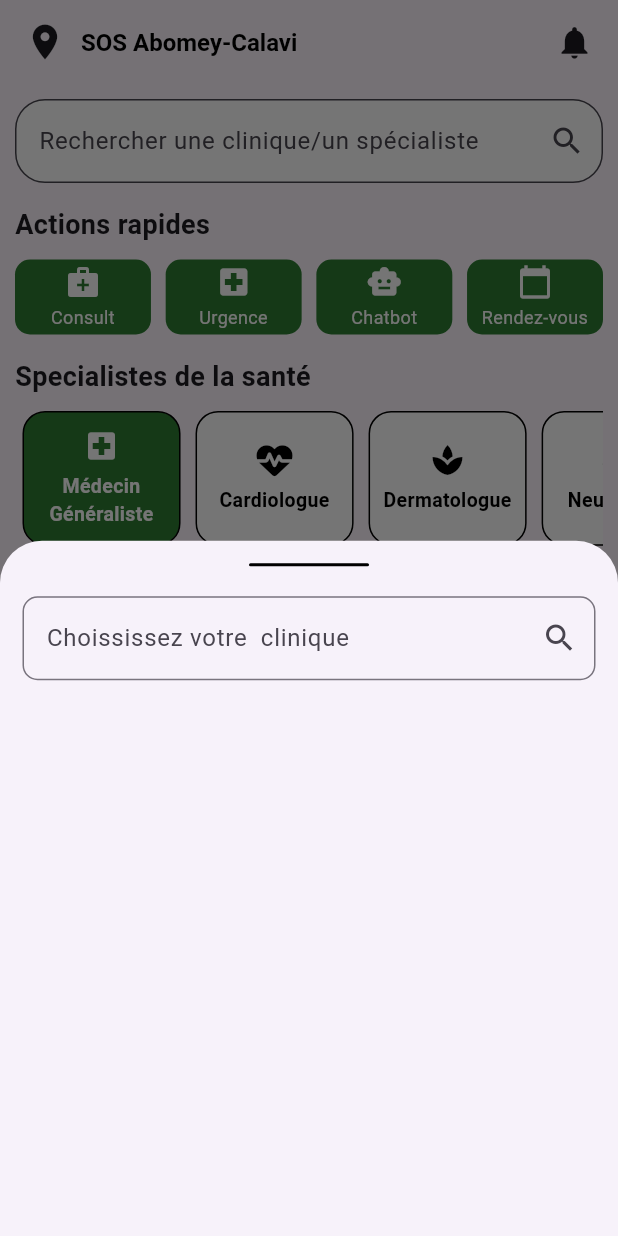
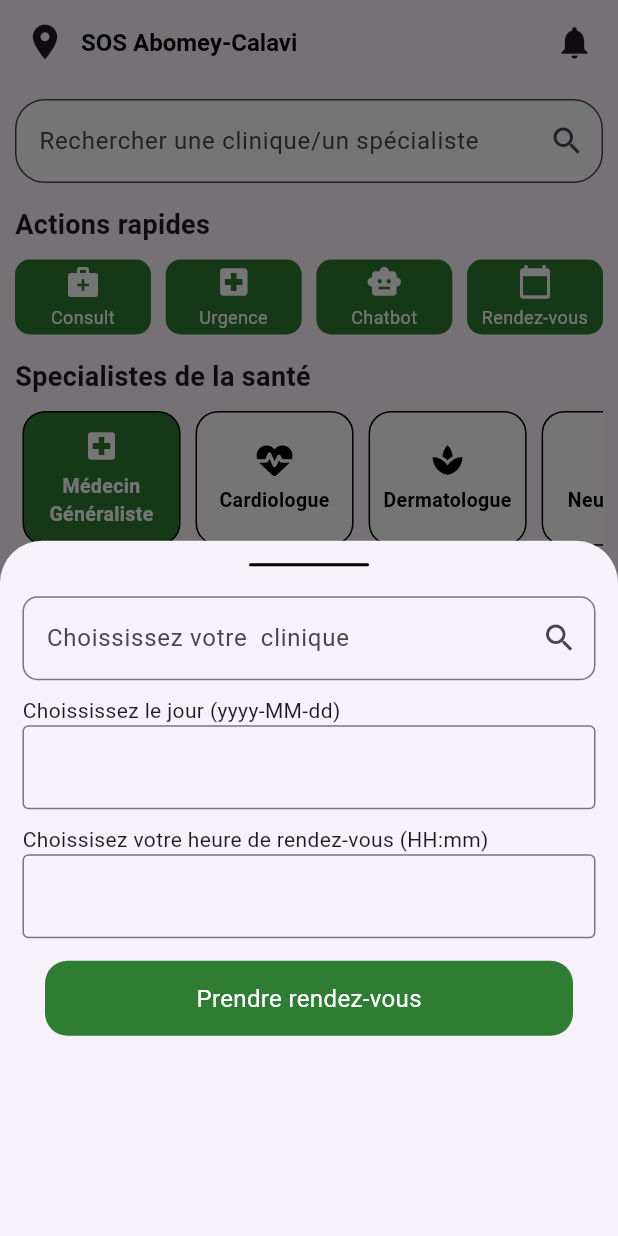
Before and after one commit to Medenou/medi, a Flutter app: the screen it shows after launch, after a tap on "Rendez-vous", on a phone screen of 412 x 824 dp. Run offline on Flutter 3.47's test engine with Material 3 defaults, Android fonts, the phone set to English and light mode, and no system bars; our stand-ins replace cloud_firestore, datetime_picker_formfield_new, firebase_auth, firebase_core, font_awesome_flutter; accounts and stored records are empty.

Commit message:
Mise à jour de firebase

```diff
--- a/mediclic/lib/otherpages/clinique.dart
+++ b/mediclic/lib/otherpages/clinique.dart
@@ -41,7 +41,7 @@ class _CliniqueState extends State {
           return const Text("Loading");
         }
         return SizedBox(
-          height: hauteur * 0.3,
+          height: hauteur * 0.27,
           child: ListView.builder(
             scrollDirection: Axis.horizontal,
             itemCount: snapshot.data!.docs.length,
@@ -70,6 +70,7 @@ class _CliniqueState extends State {
                   width: largeur * 0.4,
                   height: hauteur * 0.3,
                   child: Column(
+                    crossAxisAlignment: CrossAxisAlignment.start,
                     children: [
                       Container(
                         height: hauteur * 0.2,
--- /dev/null
+++ b/mediclic/lib/otherpages/heure_date.dart
@@ -0,0 +1,81 @@
+// otherpages/heure_date.dart
+import 'package:cloud_firestore/cloud_firestore.dart';
+import 'package:firebase_auth/firebase_auth.dart';
+import 'package:flutter/material.dart';
+import 'package:intl/intl.dart';
+import 'package:datetime_picker_formfield_new/datetime_picker_formfield.dart';
+
+// ...
+
+class BasicDateField extends StatelessWidget {
+  final format = DateFormat("yyyy-MM-dd");
+
+  BasicDateField({super.key});
+  @override
+  Widget build(BuildContext context) {
+    return Column(
+      crossAxisAlignment: CrossAxisAlignment.start,
+      children: <Widget>[
+        Text('Choississez le jour (${format.pattern})'),
+        DateTimeField(
+          decoration: InputDecoration(
+            border: OutlineInputBorder()
+          ),
+          format: format,
+          onShowPicker: (context, currentValue) {
+            return showDatePicker(
+              context: context,
+              firstDate: DateTime.now(),
+              initialDate: currentValue ?? DateTime.now(),
+              lastDate: DateTime(2026),
+            );
+          },
+        ),
+      ],
+    );
+  }
+}
+
+class BasicTimeField extends StatelessWidget {
+  final format = DateFormat("HH:mm");
+
+  BasicTimeField({super.key});
+  @override
+  Widget build(BuildContext context) {
+    return Column(
+      crossAxisAlignment: CrossAxisAlignment.start,
+      children: <Widget>[
+        Text('Choissisez votre heure de rendez-vous (${format.pattern})'),
+        DateTimeField(
+          decoration: InputDecoration(
+            border: OutlineInputBorder()),
+          format: format,
+          onShowPicker: (context, currentValue) async {
+            final time = await showTimePicker(
+              context: context,
+              initialTime: TimeOfDay.fromDateTime(
+                currentValue ?? DateTime.now(),
+              ),
+            );
+            return DateTimeField.convert(time);
+          },
+        ),
+      ],
+    );
+  }
+}
+
+Future<void> priseRendezVous(
+  String patientId,
+  String cliniqueNom,
+  String date,
+  String heure,
+) async {
+  await FirebaseFirestore.instance.collection('rendezvous').add({
+    "patient": FirebaseAuth.instance.currentUser?.uid,
+    "doctor": cliniqueNom,
+    "date": date,
+    "time": heure,
+    "statut": "pending",
+  });
+}
--- a/mediclic/lib/otherpages/rendez_vous.dart
+++ b/mediclic/lib/otherpages/rendez_vous.dart
@@ -1,5 +1,6 @@
 // otherpages/rendez_vous.dart
 import 'package:flutter/material.dart';
+import 'package:mediclic/otherpages/heure_date.dart';
 
 class RendezVous extends StatefulWidget {
   const RendezVous({super.key});
@@ -20,24 +21,48 @@ class _RendezVousState extends State<RendezVous> {
         children: [
           Center(
             child: Container(
-
               height: 2,
               width: 80,
               decoration: BoxDecoration(
-                 color: Colors.black,
+                color: Colors.black,
                 borderRadius: BorderRadius.all(Radius.circular(10)),
               ),
             ),
           ),
-          SizedBox(height: 20,),
+          SizedBox(height: 20),
           TextField(
             decoration: InputDecoration(
-                suffixIcon: Icon(Icons.search),
-                hintText: 'Choississez votre  clinique',
-                border: OutlineInputBorder(
-
-                    borderRadius: BorderRadius.all(Radius.circular(10))
-                )
+              suffixIcon: Icon(Icons.search),
+              hintText: 'Choississez votre  clinique',
+              border: OutlineInputBorder(
+                borderRadius: BorderRadius.all(Radius.circular(10)),
+              ),
+            ),
+          ),
+          SizedBox(height: 10),
+          BasicDateField(),
+          SizedBox(height: 10),
+          BasicTimeField(),
+          SizedBox(height: 15),
+          GestureDetector(
+            onTap: () {
+              Navigator.pop(context);
+            },
+            child: Center(
+              child: Container(
+                height: 50,
+                width: MediaQuery.of(context).size.width - 60,
+                decoration: BoxDecoration(
+                  color: Color(0xFF2E7D32),
+                  borderRadius: BorderRadius.all(Radius.circular(15)),
+                ),
+                child: Center(
+                  child: Text(
+                    'Prendre rendez-vous',
+                    style: TextStyle(color: Colors.white, fontSize: 16),
+                  ),
+                ),
+              ),
             ),
           ),
         ],
--- a/mediclic/lib/pages/home.dart
+++ b/mediclic/lib/pages/home.dart
@@ -7,7 +7,6 @@ import 'package:mediclic/otherpages/rendez_vous.dart';
 import 'package:mediclic/otherpages/specialiste.dart';
 import 'package:url_launcher/url_launcher.dart';
 
-
 void appeler(String numero) async {
   final Uri uri = Uri.parse('tel:$numero');
   if (await canLaunchUrl(uri)) {
@@ -16,6 +15,7 @@ import 'package:url_launcher/url_launcher.dart';
     throw "Impossible de lancer cet appel";
   }
 }
+
 class Home extends StatefulWidget {
   const Home({super.key});
 
@@ -98,8 +98,6 @@ class Body extends StatefulWidget {
 }
 
 class _BodyState extends State<Body> {
-
-
   int selectedIndex = 0;
   List<String> specialites = [
     "Médecin Généraliste",
@@ -286,7 +284,8 @@ class _BodyState extends State<Body> {
               GestureDetector(
                 onTap: () {
                   showModalBottomSheet(
-                    elevation: 20,
+                    useSafeArea: true,
+
                     context: context,
                     builder: (context) {
                       return RendezVous();
--- a/mediclic/pubspec.yaml
+++ b/mediclic/pubspec.yaml
@@ -40,6 +40,8 @@ dependencies:
   cloud_firestore: ^5.6.5
   firebase_core: ^3.12.1
   url_launcher: ^6.3.1
+  datetime_picker_formfield_new: ^2.1.0
+  intl: ^0.20.2
 
 
 dev_dependencies:
```
Also changed, not shown: mediclic/lib/otherpages/clniquedetails.dart (+15 -15 lines), mediclic/lib/otherpages/rendez_vous2.dart (+34 -6 lines), mediclic/pubspec.lock, 2 other files. Lines whose indentation alone changed are shown as unchanged.
